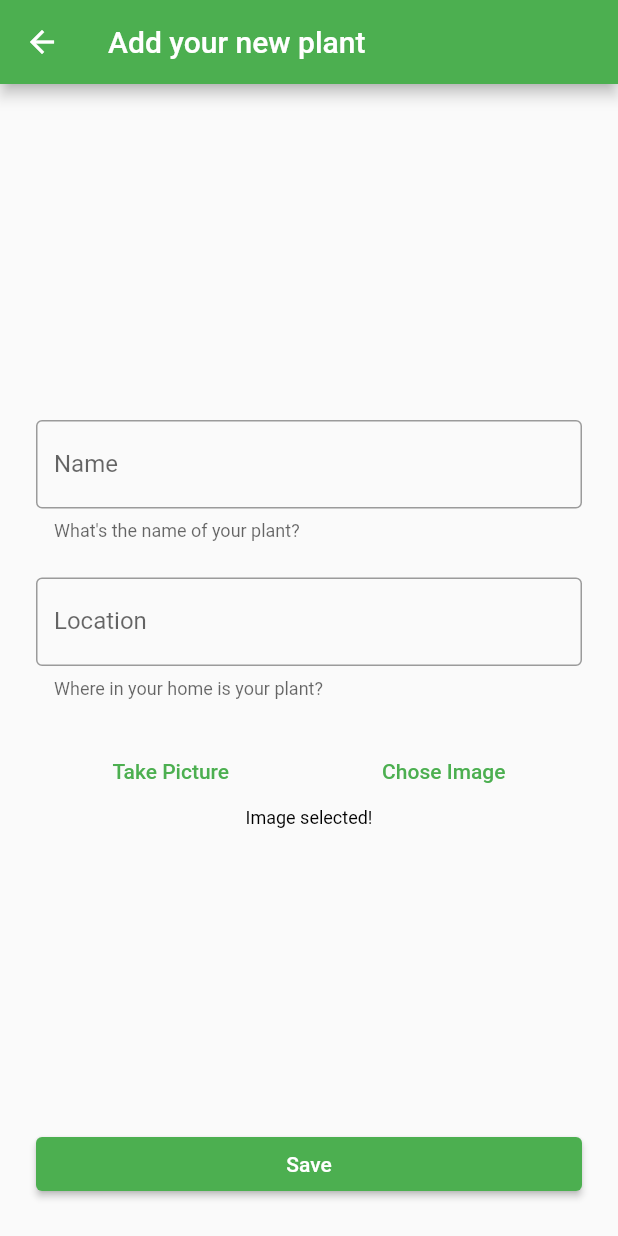
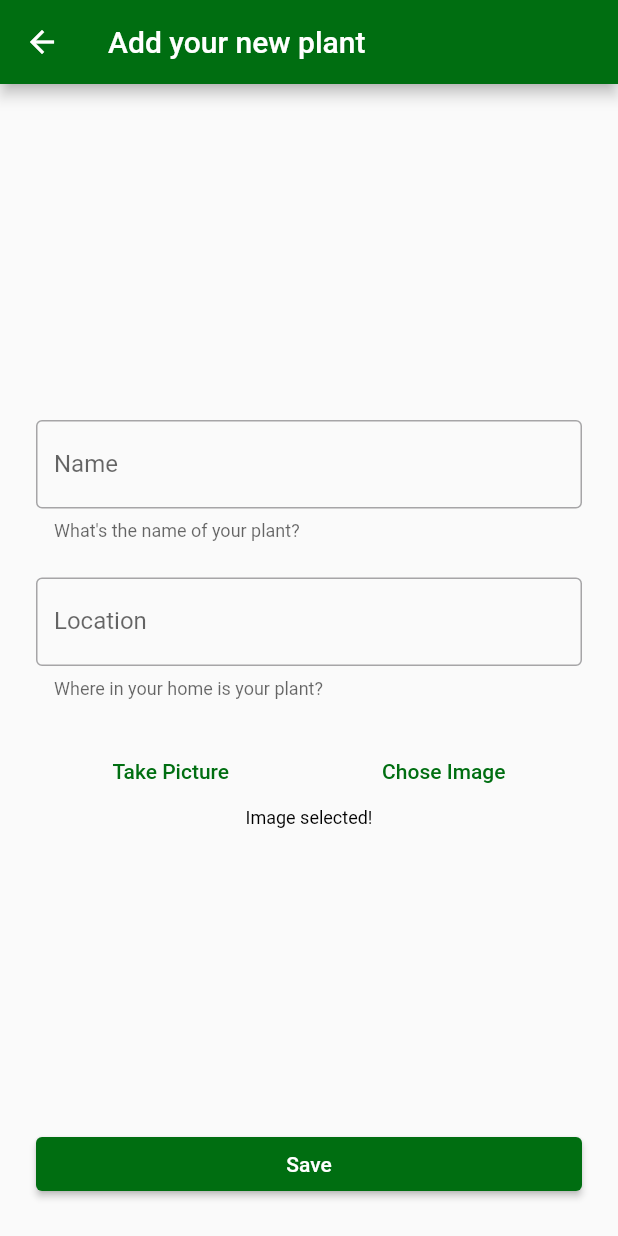
Before and after one commit to octogradiste/can_watering, a Flutter app: the PlantFormPage screen opened directly with empty values, on a phone screen of 412 x 824 dp. Run offline on Flutter 3.47's test engine with Material 2 defaults, Android fonts, the phone set to English and light mode, and no system bars; our stand-ins replace bloc, equatable, flutter_bloc, get_it, image_picker, isar; accounts and stored records are empty; generated files the repository leaves out were written again; statements that could not run were skipped.

Commit message:
Added costum color scheme

```diff
--- /dev/null
+++ b/lib/presentation/lib_color_schemes.dart
@@ -0,0 +1,65 @@
+import 'package:flutter/material.dart';
+
+const seed = Color(0xFF6750A4);
+
+const lightColorScheme = ColorScheme(
+	brightness: Brightness.light,
+	primary : Color(0xFF006E11),
+	onPrimary : Color(0xFFFFFFFF),
+	primaryContainer : Color(0xFF75FF74),
+	onPrimaryContainer : Color(0xFF0E1F0D),
+	secondary : Color(0xFF6C5E00),
+	onSecondary : Color(0xFFFFFFFF),
+	secondaryContainer : Color(0xFFFAE458),
+	onSecondaryContainer : Color(0xFF201C00),
+	tertiary : Color(0xFF7D5260),
+	onTertiary : Color(0xFFFFFFFF),
+	tertiaryContainer : Color(0xFFFFD8E4),
+	onTertiaryContainer : Color(0xFF31111D),
+	error : Color(0xFFB3261E),
+	errorContainer : Color(0xFFF9DEDC),
+	onError : Color(0xFFFFFFFF),
+	onErrorContainer : Color(0xFF410E0B),
+	background : Color(0xFFFFFBFE),
+	onBackground : Color(0xFF1C1B1F),
+	surface : Color(0xFFFFFBFE),
+	onSurface : Color(0xFF1C1B1F),
+	surfaceVariant : Color(0xFFE7E0EC),
+	onSurfaceVariant : Color(0xFF49454F),
+	outline : Color(0xFF79747E),
+	onInverseSurface : Color(0xFFF4EFF4),
+	inverseSurface : Color(0xFF313033),
+	inversePrimary : Color(0xFF58E15B),
+	shadow : Color(0xFF000000),
+);
+
+const darkColorScheme = ColorScheme(
+	brightness: Brightness.dark,
+	primary : Color(0xFF58E15B),
+	onPrimary : Color(0xFF003A04),
+	primaryContainer : Color(0xFF005309),
+	onPrimaryContainer : Color(0xFF75FF74),
+	secondary : Color(0xFFDCC73D),
+	onSecondary : Color(0xFF383000),
+	secondaryContainer : Color(0xFF524700),
+	onSecondaryContainer : Color(0xFFFAE458),
+	tertiary : Color(0xFFEFB8C8),
+	onTertiary : Color(0xFF492532),
+	tertiaryContainer : Color(0xFF633B48),
+	onTertiaryContainer : Color(0xFFFFD8E4),
+	error : Color(0xFFF2B8B5),
+	errorContainer : Color(0xFF8C1D18),
+	onError : Color(0xFF601410),
+	onErrorContainer : Color(0xFFF9DEDC),
+	background : Color(0xFF1C1B1F),
+	onBackground : Color(0xFFE6E1E5),
+	surface : Color(0xFF1C1B1F),
+	onSurface : Color(0xFFE6E1E5),
+	surfaceVariant : Color(0xFF49454F),
+	onSurfaceVariant : Color(0xFFCAC4D0),
+	outline : Color(0xFF938F99),
+	onInverseSurface : Color(0xFF1C1B1F),
+	inverseSurface : Color(0xFFE6E1E5),
+	inversePrimary : Color(0xFF006E11),
+	shadow : Color(0xFF000000),
+);
```
Also changed, not shown: lib/main.dart (+3 -8 lines).
